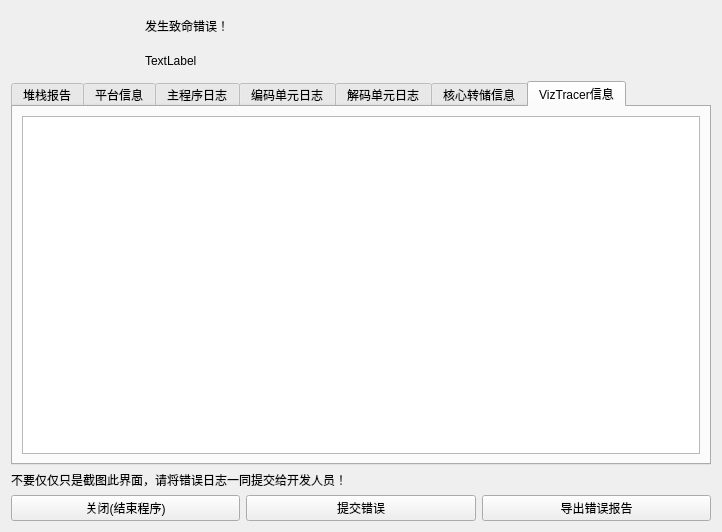
This is DesignFile/error.ui in tucaodashen/invisible_video_watermark as Qt 5 draws it before an edit. The edited form follows.
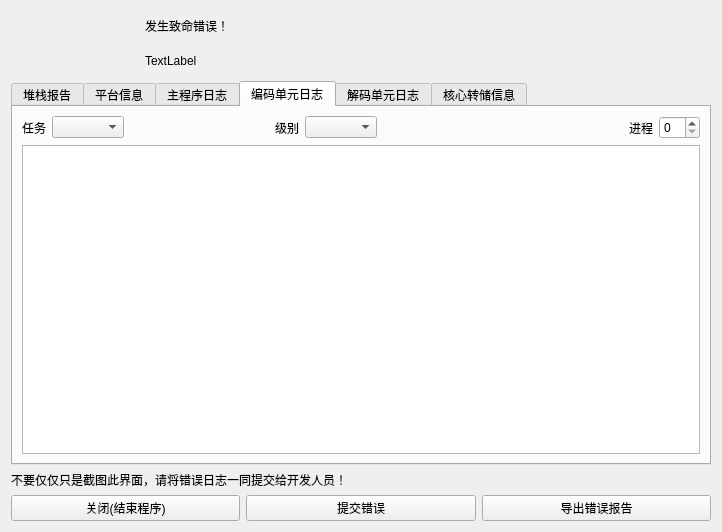
This is the edited form. The open tabs and pages were chosen to show the change. Icons and pictures are not drawn. Custom widgets are drawn as their Qt base class.

The edit to the form file:
```diff
--- a/DesignFile/error.ui
+++ b/DesignFile/error.ui
@@ -202,7 +202,7 @@
               </widget>
              </item>
              <item>
-              <widget class="ComboBox" name="comboBox_4"/>
+              <widget class="SpinBox" name="spinBox"/>
              </item>
             </layout>
            </item>
@@ -315,16 +315,6 @@
        </item>
       </layout>
      </widget>
-     <widget class="QWidget" name="tab_3">
-      <attribute name="title">
-       <string>VizTracer信息</string>
-      </attribute>
-      <layout class="QGridLayout" name="gridLayout_5">
-       <item row="0" column="0">
-        <widget class="QTextBrowser" name="textBrowser_6"/>
-       </item>
-      </layout>
-     </widget>
     </widget>
    </item>
    <item>
@@ -402,6 +392,11 @@
    <extends>QComboBox</extends>
    <header>qfluentwidgets</header>
   </customwidget>
+  <customwidget>
+   <class>SpinBox</class>
+   <extends>QSpinBox</extends>
+   <header>qfluentwidgets</header>
+  </customwidget>
  </customwidgets>
  <resources>
   <include location="../GUI/allin.qrc"/>
```
Left out of the diff: 5 changed lines with no effect on the pictures.
